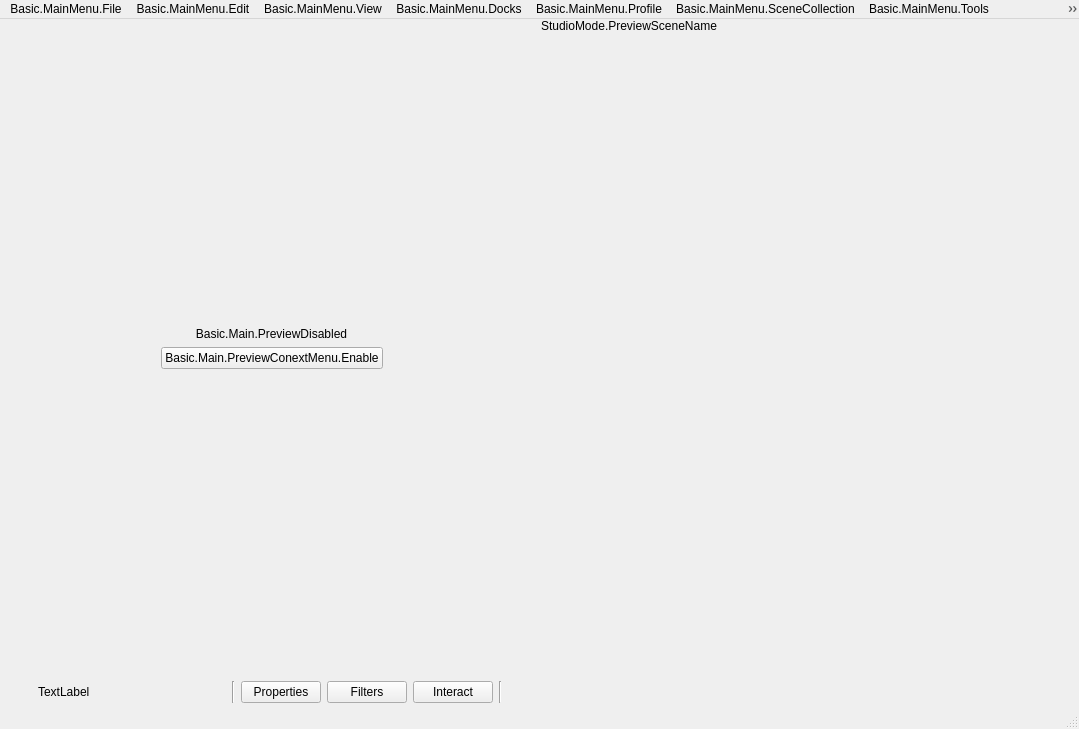
tytan652/obs-studio, file UI/forms/OBSBasic.ui: the form before one commit.
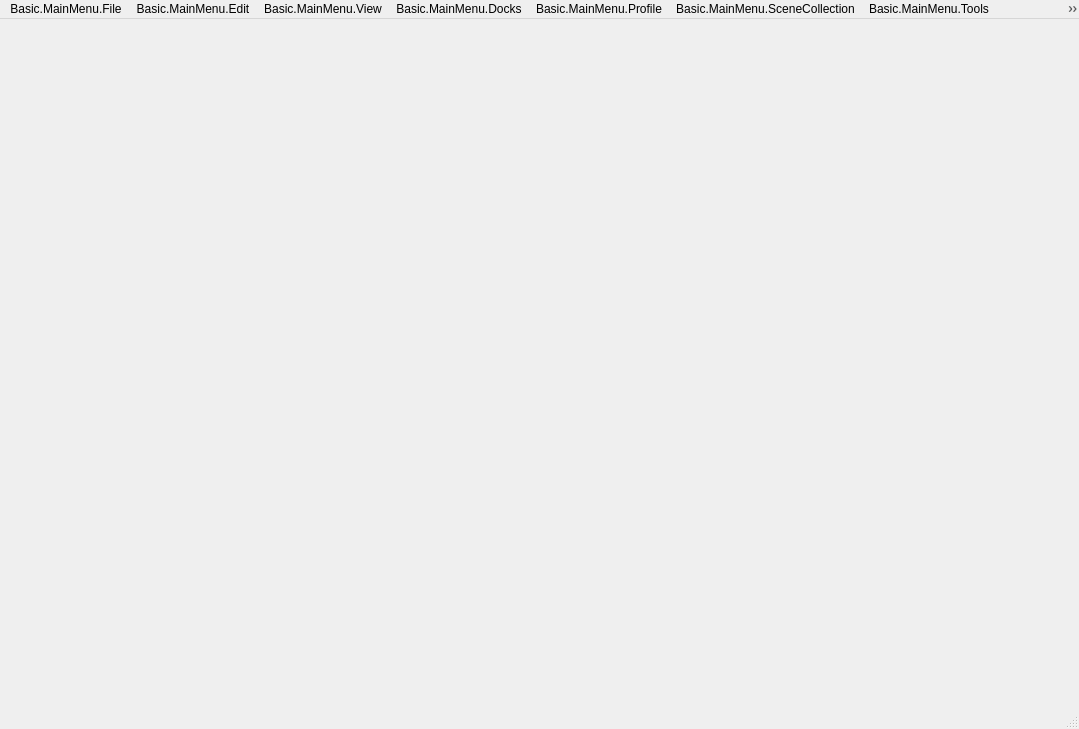
The form after the commit. Icons and pictures are not drawn. Custom widgets are drawn as their Qt base class.

Commit message:
UI: Separate central widget from the main window
This is a dirty separation, various will progressively clean this
separation.

```diff
--- a/UI/forms/OBSBasic.ui
+++ b/UI/forms/OBSBasic.ui
@@ -36,451 +36,6 @@
   <property name="dockOptions">
    <set>QMainWindow::AllowNestedDocks|QMainWindow::AllowTabbedDocks|QMainWindow::AnimatedDocks</set>
   </property>
-  <widget class="QWidget" name="centralwidget">
-   <layout class="QVBoxLayout" name="verticalLayout">
-    <property name="spacing">
-     <number>0</number>
-    </property>
-    <property name="leftMargin">
-     <number>4</number>
-    </property>
-    <property name="topMargin">
-     <number>0</number>
-    </property>
-    <property name="rightMargin">
-     <number>4</number>
-    </property>
-    <property name="bottomMargin">
-     <number>0</number>
-    </property>
-    <item>
-     <layout class="QHBoxLayout" name="horizontalLayout_2">
-      <item>
-       <layout class="QHBoxLayout" name="previewLayout">
-        <property name="spacing">
-         <number>2</number>
-        </property>
-        <item>
-         <widget class="QFrame" name="previewDisabledWidget">
-          <property name="sizePolicy">
-           <sizepolicy hsizetype="Expanding" vsizetype="Expanding">
-            <horstretch>0</horstretch>
-            <verstretch>0</verstretch>
-           </sizepolicy>
-          </property>
-          <layout class="QVBoxLayout" name="verticalLayout_7">
-           <item>
-            <spacer name="verticalSpacer_2">
-             <property name="orientation">
-              <enum>Qt::Vertical</enum>
-             </property>
-             <property name="sizeHint" stdset="0">
-              <size>
-               <width>20</width>
-               <height>40</height>
-              </size>
-             </property>
-            </spacer>
-           </item>
-           <item>
-            <widget class="QLabel" name="label">
-             <property name="sizePolicy">
-              <sizepolicy hsizetype="Preferred" vsizetype="Preferred">
-               <horstretch>0</horstretch>
-               <verstretch>0</verstretch>
-              </sizepolicy>
-             </property>
-             <property name="text">
-              <string>Basic.Main.PreviewDisabled</string>
-             </property>
-             <property name="alignment">
-              <set>Qt::AlignCenter</set>
-             </property>
-            </widget>
-           </item>
-           <item>
-            <layout class="QHBoxLayout" name="horizontalLayout">
-             <item>
-              <spacer name="horizontalSpacer_2">
-               <property name="orientation">
-                <enum>Qt::Horizontal</enum>
-               </property>
-               <property name="sizeHint" stdset="0">
-                <size>
-                 <width>40</width>
-                 <height>20</height>
-                </size>
-               </property>
-              </spacer>
-             </item>
-             <item>
-              <widget class="QPushButton" name="enablePreviewButton">
-               <property name="text">
-                <string>Basic.Main.PreviewConextMenu.Enable</string>
-               </property>
-              </widget>
-             </item>
-             <item>
-              <spacer name="horizontalSpacer_3">
-               <property name="orientation">
-                <enum>Qt::Horizontal</enum>
-               </property>
-               <property name="sizeHint" stdset="0">
-                <size>
-                 <width>40</width>
-                 <height>20</height>
-                </size>
-               </property>
-              </spacer>
-             </item>
-            </layout>
-           </item>
-           <item>
-            <spacer name="verticalSpacer_3">
-             <property name="orientation">
-              <enum>Qt::Vertical</enum>
-             </property>
-             <property name="sizeHint" stdset="0">
-              <size>
-               <width>20</width>
-               <height>40</height>
-              </size>
-             </property>
-            </spacer>
-           </item>
-          </layout>
-         </widget>
-        </item>
-        <item>
-         <layout class="QVBoxLayout" name="previewTextLayout">
-          <property name="spacing">
-           <number>0</number>
-          </property>
-          <item>
-           <widget class="QLabel" name="previewLabel">
-            <property name="sizePolicy">
-             <sizepolicy hsizetype="Ignored" vsizetype="Preferred">
-              <horstretch>0</horstretch>
-              <verstretch>0</verstretch>
-             </sizepolicy>
-            </property>
-            <property name="text">
-             <string>StudioMode.PreviewSceneName</string>
-            </property>
-            <property name="alignment">
-             <set>Qt::AlignLeading|Qt::AlignLeft|Qt::AlignVCenter</set>
-            </property>
-            <property name="themeID" stdset="0">
-             <string>previewProgramLabels</string>
-            </property>
-           </widget>
-          </item>
-          <item>
-           <widget class="OBSBasicPreview" name="preview">
-            <property name="sizePolicy">
-             <sizepolicy hsizetype="Expanding" vsizetype="Expanding">
-              <horstretch>0</horstretch>
-              <verstretch>0</verstretch>
-             </sizepolicy>
-            </property>
-            <property name="minimumSize">
-             <size>
-              <width>32</width>
-              <height>32</height>
-             </size>
-            </property>
-            <property name="focusPolicy">
-             <enum>Qt::ClickFocus</enum>
-            </property>
-            <property name="contextMenuPolicy">
-             <enum>Qt::CustomContextMenu</enum>
-            </property>
-            <addaction name="actionRemoveSource"/>
-           </widget>
-          </item>
-         </layout>
-        </item>
-       </layout>
-      </item>
-     </layout>
-    </item>
-    <item>
-     <widget class="QFrame" name="contextContainer">
-      <property name="sizePolicy">
-       <sizepolicy hsizetype="Preferred" vsizetype="Preferred">
-        <horstretch>0</horstretch>
-        <verstretch>0</verstretch>
-       </sizepolicy>
-      </property>
-      <property name="minimumSize">
-       <size>
-        <width>0</width>
-        <height>0</height>
-       </size>
-      </property>
-      <layout class="QHBoxLayout" name="horizontalLayout9">
-       <property name="spacing">
-        <number>6</number>
-       </property>
-       <property name="sizeConstraint">
-        <enum>QLayout::SetDefaultConstraint</enum>
-       </property>
-       <property name="leftMargin">
-        <number>6</number>
-       </property>
-       <property name="topMargin">
-        <number>4</number>
-       </property>
-       <property name="rightMargin">
-        <number>6</number>
-       </property>
-       <property name="bottomMargin">
-        <number>4</number>
-       </property>
-       <item>
-        <widget class="QFrame" name="contextSubContainer">
-         <property name="sizePolicy">
-          <sizepolicy hsizetype="Preferred" vsizetype="Preferred">
-           <horstretch>0</horstretch>
-           <verstretch>0</verstretch>
-          </sizepolicy>
-         </property>
-         <property name="minimumSize">
-          <size>
-           <width>0</width>
-           <height>0</height>
-          </size>
-         </property>
-         <layout class="QHBoxLayout" name="horizontalLayout_5">
-          <property name="spacing">
-           <number>6</number>
-          </property>
-          <property name="leftMargin">
-           <number>0</number>
-          </property>
-          <property name="topMargin">
-           <number>0</number>
-          </property>
-          <property name="rightMargin">
-           <number>0</number>
-          </property>
-          <property name="bottomMargin">
-           <number>0</number>
-          </property>
-          <item>
-           <widget class="QLabel" name="contextSourceIcon">
-            <property name="sizePolicy">
-             <sizepolicy hsizetype="Fixed" vsizetype="Fixed">
-              <horstretch>0</horstretch>
-              <verstretch>0</verstretch>
-             </sizepolicy>
-            </property>
-            <property name="minimumSize">
-             <size>
-              <width>22</width>
-              <height>22</height>
-             </size>
-            </property>
-            <property name="maximumSize">
-             <size>
-              <width>22</width>
-              <height>22</height>
-             </size>
-            </property>
-            <property name="text">
-             <string/>
-            </property>
-           </widget>
-          </item>
-          <item>
-           <widget class="QLabel" name="contextSourceLabel">
-            <property name="sizePolicy">
-             <sizepolicy hsizetype="Preferred" vsizetype="Fixed">
-              <horstretch>0</horstretch>
-              <verstretch>0</verstretch>
-             </sizepolicy>
-            </property>
-            <property name="minimumSize">
-             <size>
-              <width>160</width>
-              <height>22</height>
-             </size>
-            </property>
-            <property name="maximumSize">
-             <size>
-              <width>160</width>
-              <height>22</height>
-             </size>
-            </property>
-            <property name="text">
-             <string>TextLabel</string>
-            </property>
-           </widget>
-          </item>
-          <item>
-           <widget class="QLabel" name="contextSourceIconSpacer">
-            <property name="sizePolicy">
-             <sizepolicy hsizetype="Fixed" vsizetype="Fixed">
-              <horstretch>0</horstretch>
-              <verstretch>0</verstretch>
-             </sizepolicy>
-            </property>
-            <property name="minimumSize">
-             <size>
-              <width>22</width>
-              <height>22</height>
-             </size>
-            </property>
-            <property name="maximumSize">
-             <size>
-              <width>22</width>
-              <height>22</height>
-             </size>
-            </property>
-            <property name="text">
-             <string/>
-            </property>
-           </widget>
-          </item>
-          <item>
-           <widget class="Line" name="line_3">
-            <property name="orientation">
-             <enum>Qt::Vertical</enum>
-            </property>
-           </widget>
-          </item>
-          <item>
-           <widget class="QPushButton" name="sourcePropertiesButton">
-            <property name="sizePolicy">
-             <sizepolicy hsizetype="Minimum" vsizetype="Fixed">
-              <horstretch>0</horstretch>
-              <verstretch>0</verstretch>
-             </sizepolicy>
-            </property>
-            <property name="minimumSize">
-             <size>
-              <width>0</width>
-              <height>22</height>
-             </size>
-            </property>
-            <property name="toolTip">
-             <string>SourceProperties</string>
-            </property>
-            <property name="text">
-             <string>Properties</string>
-            </property>
-            <property name="icon">
-             <iconset resource="obs.qrc">
-              <normaloff>:/settings/images/settings/general.svg</normaloff>:/settings/images/settings/general.svg</iconset>
-            </property>
-            <property name="flat">
-             <bool>false</bool>
-            </property>
-            <property name="themeID2" stdset="0">
-             <string notr="true">contextBarButton</string>
-            </property>
-           </widget>
-          </item>
-          <item>
-           <widget class="QPushButton" name="sourceFiltersButton">
-            <property name="minimumSize">
-             <size>
-              <width>0</width>
-              <height>22</height>
-             </size>
-            </property>
-            <property name="toolTip">
-             <string>SourceFilters</string>
-            </property>
-            <property name="text">
-             <string>Filters</string>
-            </property>
-            <property name="icon">
-             <iconset resource="obs.qrc">
-              <normaloff>:/res/images/filter.svg</normaloff>:/res/images/filter.svg</iconset>
-            </property>
-            <property name="flat">
-             <bool>false</bool>
-            </property>
-            <property name="themeID2" stdset="0">
-             <string notr="true">contextBarButton</string>
-            </property>
-           </widget>
-          </item>
-          <item>
-           <widget class="QPushButton" name="sourceInteractButton">
-            <property name="minimumSize">
-             <size>
-              <width>0</width>
-              <height>22</height>
-             </size>
-            </property>
-            <property name="toolTip">
-             <string>Interact</string>
-            </property>
-            <property name="text">
-             <string>Interact</string>
-            </property>
-            <property name="icon">
-             <iconset resource="obs.qrc">
-              <normaloff>:/res/images/interact.svg</normaloff>:/res/images/interact.svg</iconset>
-            </property>
-            <property name="flat">
-             <bool>false</bool>
-            </property>
-            <property name="themeID2" stdset="0">
-             <string notr="true">contextBarButton</string>
-            </property>
-           </widget>
-          </item>
-          <item>
-           <widget class="Line" name="line">
-            <property name="orientation">
-             <enum>Qt::Vertical</enum>
-            </property>
-           </widget>
-          </item>
-         </layout>
-        </widget>
-       </item>
-       <item>
-        <widget class="QFrame" name="emptySpace">
-         <property name="sizePolicy">
-          <sizepolicy hsizetype="Expanding" vsizetype="Minimum">
-           <horstretch>0</horstretch>
-           <verstretch>0</verstretch>
-          </sizepolicy>
-         </property>
-         <property name="minimumSize">
-          <size>
-           <width>0</width>
-           <height>22</height>
-          </size>
-         </property>
-         <layout class="QHBoxLayout" name="horizontalLayout_6">
-          <property name="spacing">
-           <number>0</number>
-          </property>
-          <property name="leftMargin">
-           <number>0</number>
-          </property>
-          <property name="topMargin">
-           <number>0</number>
-          </property>
-          <property name="rightMargin">
-           <number>0</number>
-          </property>
-          <property name="bottomMargin">
-           <number>0</number>
-          </property>
-         </layout>
-        </widget>
-       </item>
-      </layout>
-     </widget>
-    </item>
-   </layout>
-  </widget>
   <widget class="QMenuBar" name="menubar">
    <property name="geometry">
     <rect>
@@ -1280,12 +835,6 @@
   </action>
  </widget>
  <customwidgets>
-  <customwidget>
-   <class>OBSBasicPreview</class>
-   <extends>QWidget</extends>
-   <header>window-basic-preview.hpp</header>
-   <container>1</container>
-  </customwidget>
   <customwidget>
    <class>OBSBasicStatusBar</class>
    <extends>QStatusBar</extends>
```
Left out of the diff: 21 changed lines with no effect on the pictures. The commit also changes 12 other files.
